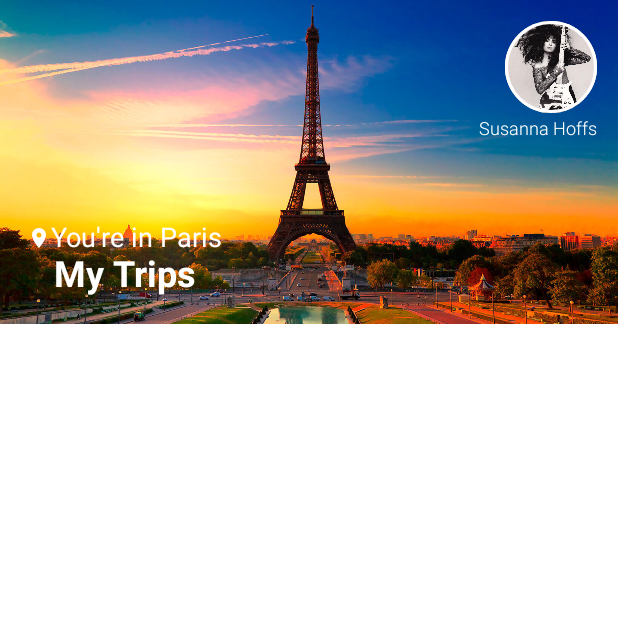
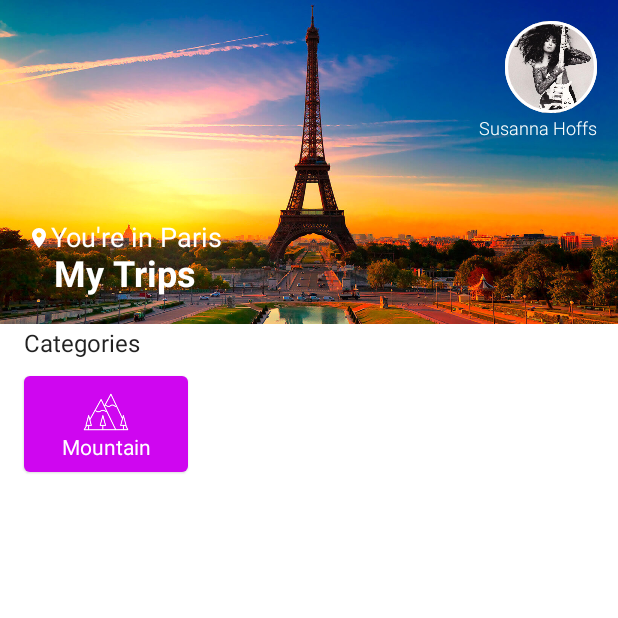
Before and after one commit to Xul14/Login-Surface, an Android app built with Jetpack Compose: the screen it shows after launch (HomeActivity), on a phone screen of 412 x 824 dp, the top half of it. Run offline under Robolectric (Android 15) with nearby library versions, the phone set to English and light mode, and no system bars.

Commit message:
Inicio Lista

```diff
--- a/app/src/main/java/br/senai/sp/jandira/triproom/HomeActivity.kt
+++ b/app/src/main/java/br/senai/sp/jandira/triproom/HomeActivity.kt
@@ -8,10 +8,7 @@ import androidx.compose.foundation.Image
 import androidx.compose.foundation.layout.*
 import androidx.compose.foundation.shape.CircleShape
 import androidx.compose.foundation.shape.RoundedCornerShape
-import androidx.compose.material.Icon
-import androidx.compose.material.MaterialTheme
-import androidx.compose.material.Surface
-import androidx.compose.material.Text
+import androidx.compose.material.*
 import androidx.compose.runtime.Composable
 import androidx.compose.ui.Alignment
 import androidx.compose.ui.Modifier
@@ -34,16 +31,19 @@ class HomeActivity : ComponentActivity() {
     }
 }
 
+
 @Preview(showBackground = true, showSystemUi = true)
 @Composable
 fun HomeScreen() {
 
     Surface(modifier = Modifier.fillMaxSize()) {
 
+        Column(modifier = Modifier.fillMaxSize()) {
+
             Box(
                 modifier = Modifier
                     .fillMaxWidth()
-                .height(197.dp)
+                    .height(220.dp)
             ) {
                 Image(
                     painter = painterResource(id = R.drawable.paris),
@@ -81,15 +81,17 @@ fun HomeScreen() {
 
                 }
 
-            Column(modifier = Modifier
+                Column(
+                    modifier = Modifier
                         .fillMaxWidth()
-                .padding( 14.dp) ,
-                horizontalAlignment = Alignment.End) {
+                        .padding(14.dp),
+                    horizontalAlignment = Alignment.End
+                ) {
 
                     Surface(
                         modifier = Modifier.padding(bottom = 3.dp),
                         shape = CircleShape,
-                    border = BorderStroke(2.dp,color = Color.White)
+                        border = BorderStroke(2.dp, color = Color.White)
                     ) {
                         Image(
                             painter = painterResource(id = R.drawable.susanna_profile),
@@ -104,12 +106,52 @@ fun HomeScreen() {
                         color = Color.White,
                         fontWeight = FontWeight.Light
                     )
-
+                }
             }
 
+            Column(
+                modifier = Modifier
+                    .fillMaxSize()
+                    .padding(start = 16.dp)
+            )
+            {
 
+                Text(
+                    text = "Categories",
+                    fontSize = 16.sp
+                )
+
+                Spacer(modifier = Modifier.height(12.dp))
+
+                Row(modifier = Modifier.fillMaxWidth()) {
+                    Card(
+                        modifier = Modifier
+                            .width(109.dp)
+                            .height(64.dp),
+                        backgroundColor = Color(207, 6, 240, 255)
+                    ) {
+                        Column(
+                            modifier = Modifier.fillMaxSize(),
+                            verticalArrangement = Arrangement.Center,
+                            horizontalAlignment = Alignment.CenterHorizontally
+                        ) {
+
+                            Image(
+                                painter = painterResource(id = R.drawable.mountains),
+                                contentDescription = "",
+                                modifier = Modifier.size(32.dp)
+                            )
+
+                            Text(
+                                text = "Mountain",
+                                fontSize = 14.sp,
+                                color = Color.White
+                            )
                         }
-
 
                     }
                 }
+            }
+        }
+    }
+}
```
Also changed, not shown: app/src/main/java/br/senai/sp/jandira/triproom/dao/repository/CategoriesRepository.kt (added, +33 -0 lines), app/src/main/java/br/senai/sp/jandira/triproom/model/Categories.kt (added, +11 -0 lines), app/src/main/res/drawable/beach.png (added), app/src/main/res/drawable/mountains.png (added), app/src/main/res/drawable/ski.png (added). Lines whose indentation alone changed are shown as unchanged.
